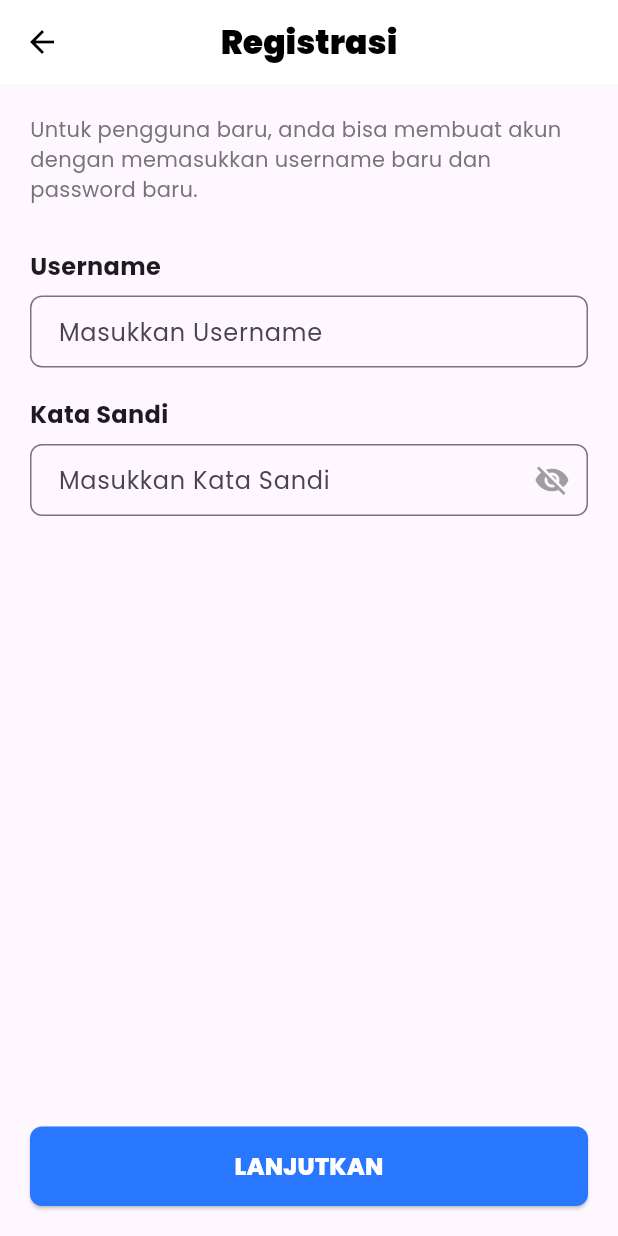
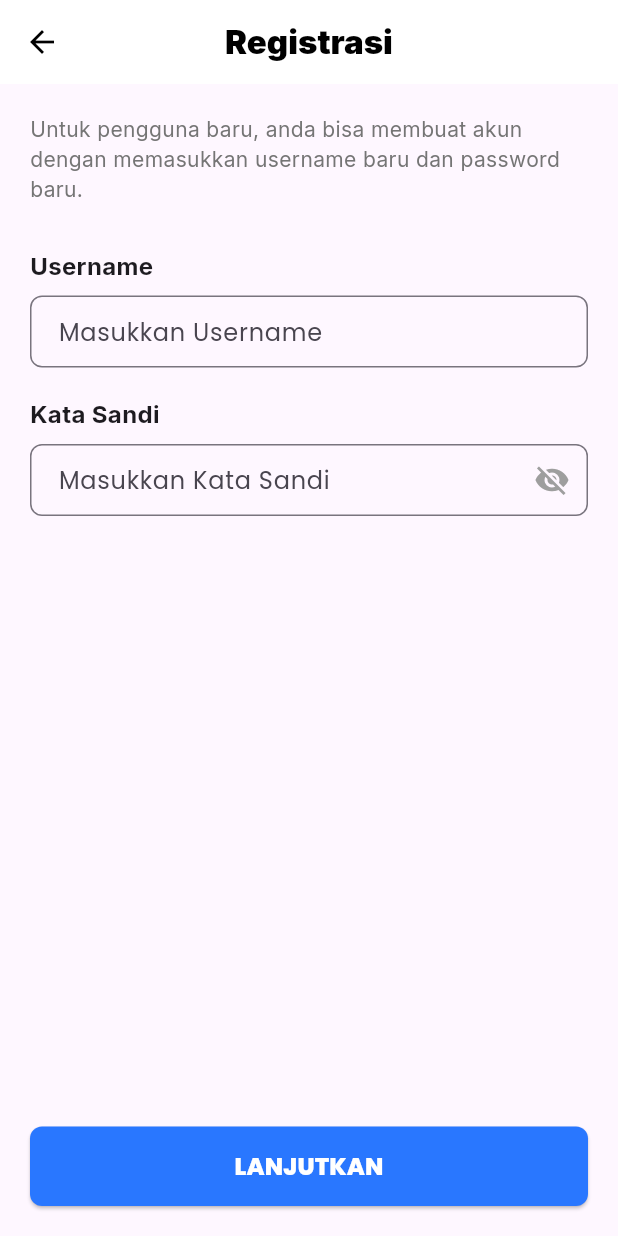
Before and after one commit to rakanysr/logilearn_mobile, a Flutter app: the RegistrasiScreen screen opened directly, on a phone screen of 412 x 824 dp. Run offline on Flutter 3.47's test engine with Material 3 defaults, Android fonts, the phone set to English and light mode, and no system bars; our stand-ins replace google_fonts.

Commit message:
mengganti tipe font pada halaman register

```diff
--- a/lib/view/register_view.dart
+++ b/lib/view/register_view.dart
@@ -1,6 +1,7 @@
 // lib/screens/registrasi_screen.dart
 
 import 'package:flutter/material.dart';
+import 'package:google_fonts/google_fonts.dart';
 
 class RegistrasiScreen extends StatefulWidget {
   const RegistrasiScreen({super.key});
@@ -33,7 +34,9 @@ class _RegistrasiScreenState extends State<RegistrasiScreen> {
         ),
         title: Text(
           'Registrasi',
-          style: TextStyle(fontWeight: FontWeight.w900),
+          style: GoogleFonts.inter(
+            textStyle: TextStyle(fontWeight: FontWeight.w900),
+          ),
         ),
         centerTitle: true,
         backgroundColor: Colors.white,
@@ -47,13 +50,17 @@ class _RegistrasiScreenState extends State<RegistrasiScreen> {
           children: <Widget>[
             Text(
               'Untuk pengguna baru, anda bisa membuat akun dengan memasukkan username baru dan password baru.',
-              style: TextStyle(fontSize: 14, color: Colors.grey[600]),
+              style: GoogleFonts.inter(
+                textStyle: TextStyle(fontSize: 14, color: Colors.grey[600]),
+              ),
             ),
             SizedBox(height: 30),
             //Username Input
             Text(
               'Username',
-              style: TextStyle(fontSize: 16, fontWeight: FontWeight.bold),
+              style: GoogleFonts.inter(
+                textStyle: TextStyle(fontSize: 16, fontWeight: FontWeight.bold),
+              ),
             ),
             SizedBox(height: 8),
             TextField(
@@ -73,7 +80,9 @@ class _RegistrasiScreenState extends State<RegistrasiScreen> {
             //Password Input
             Text(
               'Kata Sandi',
-              style: TextStyle(fontSize: 16, fontWeight: FontWeight.bold),
+              style: GoogleFonts.inter(
+                textStyle: TextStyle(fontSize: 16, fontWeight: FontWeight.bold),
+              ),
             ),
             SizedBox(height: 8),
             TextField(
```
